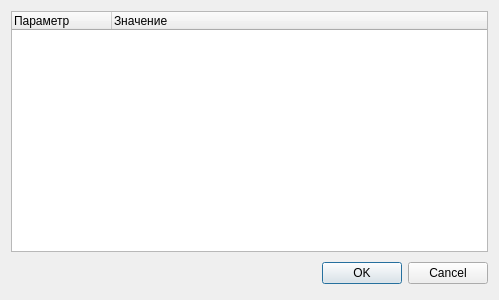
Before: the Qt Designer form IcrXXXX/IcrXXXXDlg.ui in insys-projects/ICR, drawn with Qt 5.
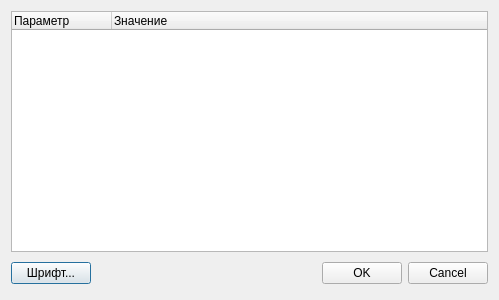
After: the same form once the commit is applied. Custom widgets are drawn as their Qt base class.

The edit to the form file:
```diff
--- a/IcrXXXX/IcrXXXXDlg.ui
+++ b/IcrXXXX/IcrXXXXDlg.ui
@@ -45,6 +45,13 @@
      <property name="margin">
       <number>0</number>
      </property>
+     <item>
+      <widget class="QPushButton" name="m_pFontButton">
+       <property name="text">
+        <string>Шрифт...</string>
+       </property>
+      </widget>
+     </item>
      <item>
       <spacer>
        <property name="orientation">
```
